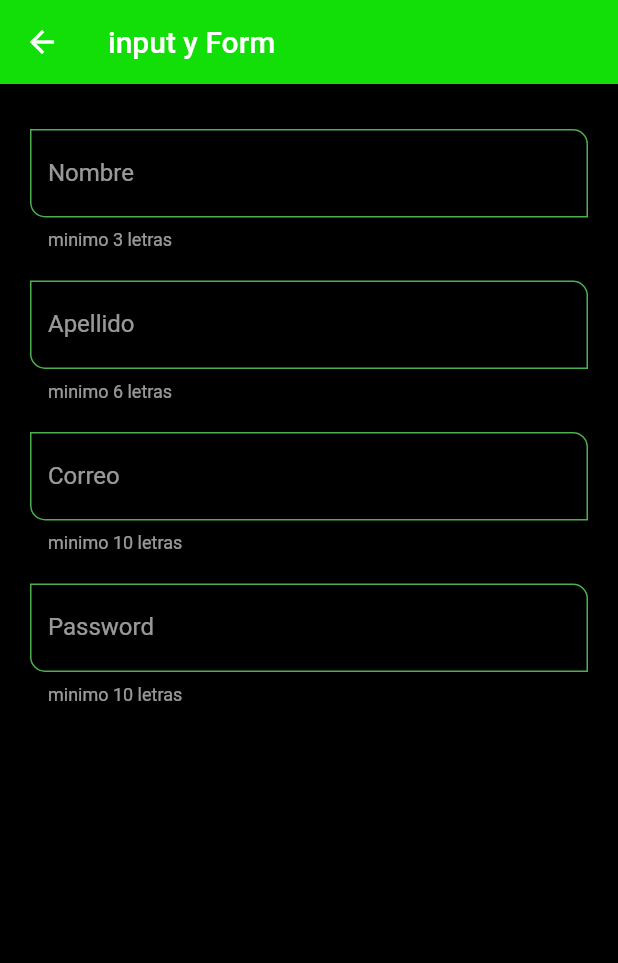
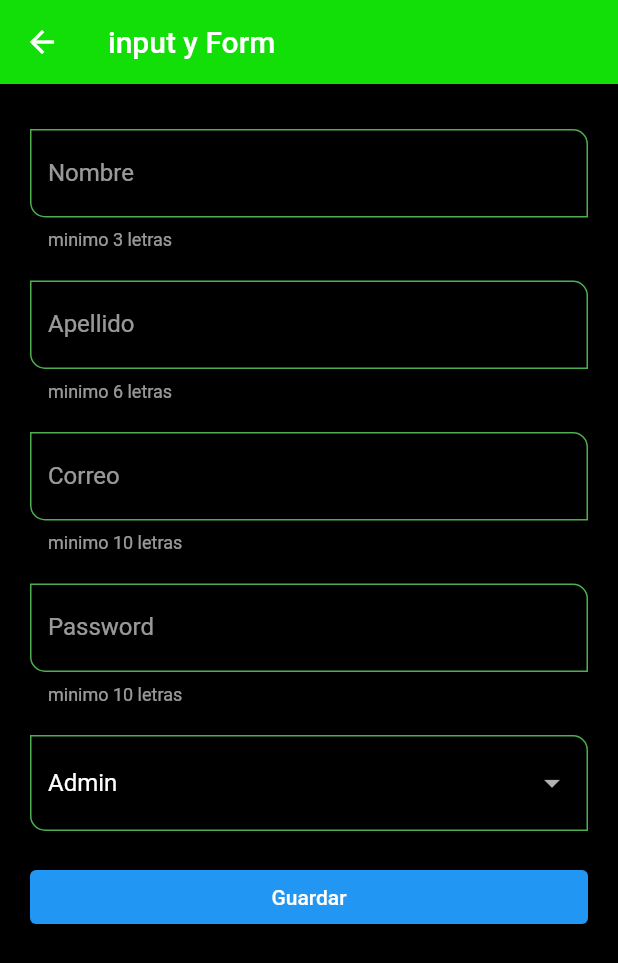
Before and after one commit to JerlibGnzlz/Flutter_components_Android, a Flutter app: the InputScreen screen opened by its route, on a phone screen of 412 x 824 dp. Shown: the top 963 px of the screen. Run offline on Flutter 3.47's test engine with Material 2 defaults, Android fonts, the phone set to English and light mode, and no system bars.

```diff
--- a/lib/screens/input_screen.dart
+++ b/lib/screens/input_screen.dart
@@ -6,42 +6,95 @@ class InputScreen extends StatelessWidget {
 
   @override
   Widget build(BuildContext context) {
+    final GlobalKey<FormState> myFormKey = GlobalKey<FormState>();
+
+    final Map<String, String> formValues = {
+      "firt_name": "",
+      "last_name": "",
+      "email": "",
+      "password": "",
+      "rol": ""
+    };
+
     return Scaffold(
         appBar: AppBar(
           title: const Text("input y Form"),
         ),
-        body: const SingleChildScrollView(
+        body: SingleChildScrollView(
           child: Padding(
-            padding: EdgeInsets.symmetric(horizontal: 20, vertical: 10),
+            padding: const EdgeInsets.symmetric(horizontal: 20, vertical: 10),
+            child: Form(
+              key: myFormKey,
+              onChanged: () {},
               child: Column(
                 children: [
-                SizedBox(height: 20),
+                  const SizedBox(height: 20),
                   CustonInputField(
                     labelText: "Nombre",
                     hintText: "Nombre del Usuario",
                     helperText: "minimo 3 letras",
+                    formProperty: 'firt_name',
+                    formValues: formValues,
                   ),
-                SizedBox(height: 20),
+                  const SizedBox(height: 20),
                   CustonInputField(
                     labelText: "Apellido",
                     hintText: "Apellido del Usuario",
                     helperText: "minimo 6 letras",
+                    formProperty: 'last_name',
+                    formValues: formValues,
                   ),
-                SizedBox(height: 20),
+                  const SizedBox(height: 20),
                   CustonInputField(
                     labelText: "Correo",
                     hintText: "Correo del Usuario",
                     helperText: "minimo 10 letras",
                     keyboardType: TextInputType.emailAddress,
+                    formProperty: 'email',
+                    formValues: formValues,
                   ),
-                   SizedBox(height: 20),
+                  const SizedBox(height: 20),
                   CustonInputField(
                     labelText: "Password",
                     hintText: "Contraseña del Usuario",
                     helperText: "minimo 10 letras",
-                  obscureText: true ,
+                    obscureText: true,
+                    formProperty: 'password',
+                    formValues: formValues,
                   ),
+                  const SizedBox(height: 20),
+                  DropdownButtonFormField(
+                    value: "Admin",
+                    items: const [
+                      DropdownMenuItem(value: "Admin", child: Text("Admin")),
+                      DropdownMenuItem(value: "superUser", child: Text("superUser")),
+                      DropdownMenuItem(value: "dev.jr", child: Text("dev.jr")),
+                      DropdownMenuItem(value: "seo", child: Text("seo"))
                     ],
+                    onChanged: (value) {
+                      print(value);
+                      formValues["role"] = value ?? "Admin";
+                    },
+                  ),
+                  const SizedBox(height: 20),
+                  SizedBox(
+                    child: ElevatedButton(
+                      child: const Center(
+                        child: Text("Guardar"),
+                      ),
+                      onPressed: () {
+                        FocusScope.of(context).requestFocus(FocusNode());
+                        if (!myFormKey.currentState!.validate()) {
+                          print("formulario no validado");
+                          return;
+                        }
+                        //  todo:imprimir valores dek formulario
+                        print(formValues);
+                      },
+                    ),
+                  )
+                ],
+              ),
             ),
           ),
         ));
--- a/lib/widgets/custon_input_fields.dart
+++ b/lib/widgets/custon_input_fields.dart
@@ -9,6 +9,9 @@ class CustonInputField extends StatelessWidget {
   final TextInputType? keyboardType;
   final bool obscureText;
 
+  final String formProperty;
+  final Map<String, String> formValues;
+
   const CustonInputField({
     super.key,
     this.hintText,
@@ -17,7 +20,9 @@ class CustonInputField extends StatelessWidget {
     this.icon,
     this.suffixIcon,
     this.keyboardType,
-     this.obscureText= false,
+    this.obscureText = false,
+    required this.formProperty,
+    required this.formValues,
   });
 
   @override
@@ -29,6 +34,7 @@ class CustonInputField extends StatelessWidget {
       textCapitalization: TextCapitalization.words,
       initialValue: "",
       onChanged: (value) {
+        formValues[formProperty] = value;
         // print('value: $value');
       },
       validator: (value) {
```
Lines whose indentation alone changed are shown as unchanged.
